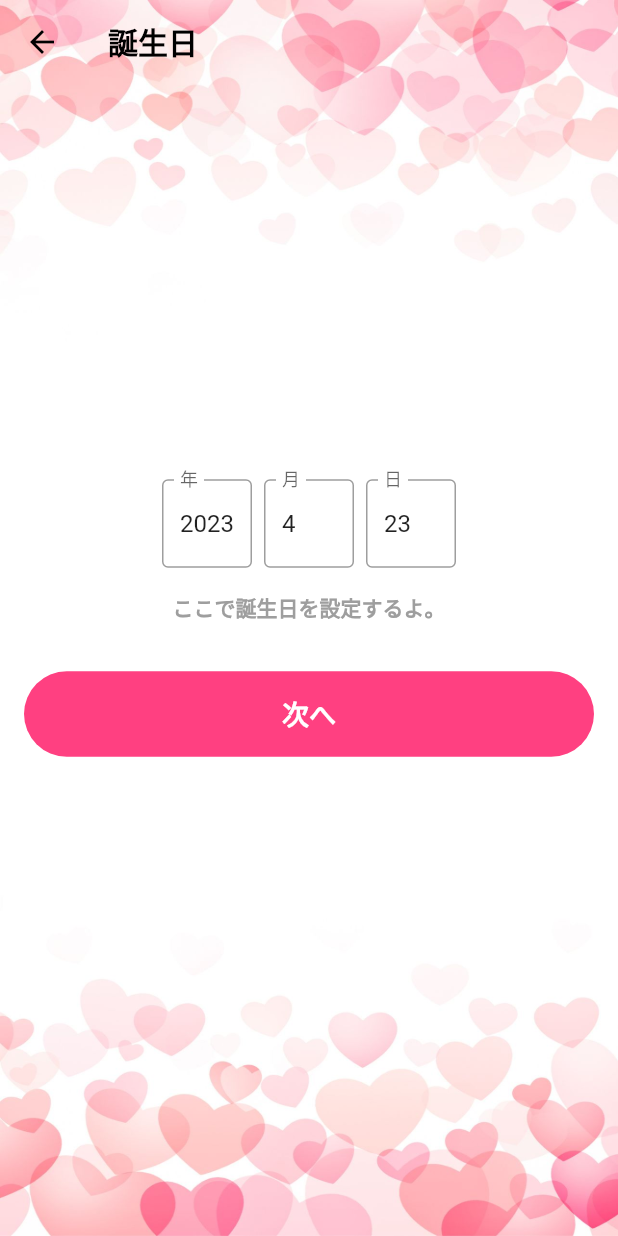
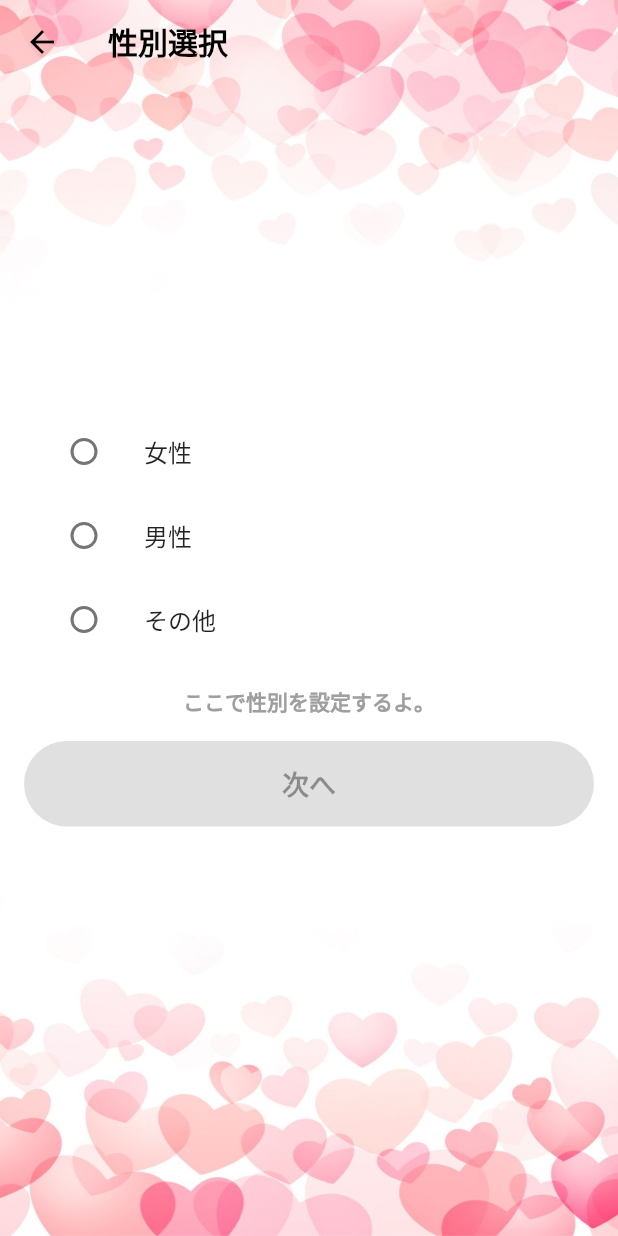
Before and after one commit to HirotakaUchishiba/koibana.ai, a Flutter app: the RegisterBirthdayScreen screen opened directly, after a tap on "次へ", on a phone screen of 412 x 824 dp. Run offline on Flutter 3.47's test engine with Material 2 defaults, Android fonts, the phone set to English and light mode, and no system bars; our stand-ins replace email_validator, flutter_riverpod, hooks_riverpod.

Commit message:
性別設定ページ作成

```diff
--- /dev/null
+++ b/client/lib/providers/user_sex_provider.dart
@@ -0,0 +1,11 @@
+import 'package:flutter_riverpod/flutter_riverpod.dart';
+
+class UserSex extends StateNotifier<String> {
+  UserSex() : super('');
+
+  void updateUserSex(String sex) {
+    state = sex;
+  }
+}
+
+final userSexProvider = StateNotifierProvider<UserSex, String>((ref) => UserSex());
--- a/client/lib/screens/register_birthday_screen/register_birthday_screen.dart
+++ b/client/lib/screens/register_birthday_screen/register_birthday_screen.dart
@@ -1,4 +1,5 @@
 import 'package:client/providers/birthday_provider.dart';
+import 'package:client/screens/register_sex_screen/register_sex_screen.dart';
 import 'package:flutter/material.dart';
 import 'package:flutter/services.dart';
 import 'package:hooks_riverpod/hooks_riverpod.dart';
@@ -73,7 +74,12 @@ class RegisterBirthdayScreen extends HookConsumerWidget {
                       ),
                     ),
                     onPressed: () {
-                      // Save birthday to Firebase and navigate to next screen
+                      Navigator.push(
+                              context,
+                              MaterialPageRoute(
+                                  builder: (context) =>
+                                      const RegisterSexScreen()),
+                            );
                     },
                     child: const Text('次へ'),
                   ),
--- /dev/null
+++ b/client/lib/screens/register_sex_screen/register_sex_screen.dart
@@ -0,0 +1,95 @@
+import 'package:client/providers/user_sex_provider.dart';
+import 'package:flutter/material.dart';
+import 'package:flutter_riverpod/flutter_riverpod.dart';
+
+class RegisterSexScreen extends StatelessWidget {
+  const RegisterSexScreen({Key? key}) : super(key: key);
+
+  @override
+  Widget build(BuildContext context) {
+    return Scaffold(
+      extendBodyBehindAppBar: true,
+      appBar: AppBar(
+        title: const Text('性別選択',
+            style: TextStyle(fontWeight: FontWeight.bold, color: Colors.black)),
+        iconTheme: const IconThemeData(color: Colors.black),
+        backgroundColor: Colors.transparent,
+        elevation: 0,
+      ),
+      body: Container(
+        decoration: const BoxDecoration(
+          image: DecorationImage(
+            image: AssetImage('images/background_image2.jpg'),
+            fit: BoxFit.fill,
+          ),
+        ),
+        child: Padding(
+          padding: const EdgeInsets.fromLTRB(16, 0, 16, 0),
+          child: Consumer(
+            builder: (context, ref, child) {
+              final userSex = ref.watch(userSexProvider);
+              return Column(
+                mainAxisAlignment: MainAxisAlignment.center,
+                children: [
+                  ListTile(
+                    title: const Text('女性'),
+                    leading: Radio<String>(
+                      value: 'Female',
+                      groupValue: userSex,
+                      onChanged: (value) =>
+                          ref.read(userSexProvider.notifier).state = value!,
+                    ),
+                  ),
+                  ListTile(
+                    title: const Text('男性'),
+                    leading: Radio<String>(
+                      value: 'Male',
+                      groupValue: userSex,
+                      onChanged: (value) =>
+                          ref.read(userSexProvider.notifier).state = value!,
+                    ),
+                  ),
+                  ListTile(
+                    title: const Text('その他'),
+                    leading: Radio<String>(
+                      value: 'Other',
+                      groupValue: userSex,
+                      onChanged: (value) =>
+                          ref.read(userSexProvider.notifier).state = value!,
+                    ),
+                  ),
+                  const SizedBox(height: 16),
+                  const Text('ここで性別を設定するよ。',
+                      style: TextStyle(
+                          fontWeight: FontWeight.bold, color: Colors.grey)),
+                  const SizedBox(height: 16),
+                  SizedBox(
+                    width: double.infinity,
+                    child: ElevatedButton(
+                      style: ElevatedButton.styleFrom(
+                        elevation: 0,
+                        foregroundColor: Colors.white,
+                        backgroundColor: Colors.pinkAccent,
+                        textStyle: const TextStyle(
+                          fontSize: 18,
+                          fontWeight: FontWeight.bold,
+                        ),
+                        padding: const EdgeInsets.symmetric(
+                            horizontal: 30, vertical: 15),
+                        shape: RoundedRectangleBorder(
+                          borderRadius: BorderRadius.circular(30),
+                        ),
+                      ),
+                      onPressed: userSex != "" ? () {} : null,
+                      child: const Text('次へ'),
+                    ),
+                  ),
+                ],
+              );
+            },
+          ),
+        ),
+      ),
+    );
+  }
+}
--- a/client/lib/screens/signup_screen/signup_screen.dart
+++ b/client/lib/screens/signup_screen/signup_screen.dart
@@ -1,10 +1,8 @@
 //Project import
+//Package import
+import 'package:client/screens/register_name_screen/register_name_screen.dart';
 import 'package:email_validator/email_validator.dart';
 import 'package:flutter/material.dart';
-
-//Package import
-import 'package:client/screens/register_name_screen/register_name_screen.dart';
-
 
 class SignupScreen extends StatefulWidget {
   const SignupScreen({super.key});
@@ -23,7 +21,9 @@ class _SignupScreenState extends State<SignupScreen> {
     return Scaffold(
       extendBodyBehindAppBar: true,
       appBar: AppBar(
-          title: const Text('新規登録',style: TextStyle(fontWeight: FontWeight.bold,color: Colors.black)),
+          title: const Text('新規登録',
+              style:
+                  TextStyle(fontWeight: FontWeight.bold, color: Colors.black)),
           iconTheme: const IconThemeData(color: Colors.black),
           backgroundColor: Colors.transparent,
           elevation: 0),
@@ -35,7 +35,7 @@ class _SignupScreenState extends State<SignupScreen> {
           ),
         ),
         child: Padding(
-          padding: const EdgeInsets.fromLTRB(16,0,16,0),
+          padding: const EdgeInsets.fromLTRB(16, 0, 16, 0),
           child: Column(
             mainAxisAlignment: MainAxisAlignment.center,
             children: [
@@ -48,13 +48,14 @@ class _SignupScreenState extends State<SignupScreen> {
                           border: OutlineInputBorder(),
                           labelText: 'メールアドレス',
                           focusedBorder: OutlineInputBorder(
-                              borderSide:
-                                  BorderSide(color: Colors.pinkAccent, width: 2))),
+                              borderSide: BorderSide(
+                                  color: Colors.pinkAccent, width: 2))),
                       keyboardType: TextInputType.emailAddress,
                       onChanged: (value) => _email = value,
-                      validator: (value) => !EmailValidator.validate(value ?? '')
-                          ? '有効なメールアドレスを入力してください'
-                          : null,
+                      validator: (value) =>
+                          !EmailValidator.validate(value ?? '')
+                              ? '有効なメールアドレスを入力してください'
+                              : null,
                     ),
                     const SizedBox(
                       height: 20,
@@ -64,8 +65,8 @@ class _SignupScreenState extends State<SignupScreen> {
                           border: OutlineInputBorder(),
                           labelText: 'パスワード',
                           focusedBorder: OutlineInputBorder(
-                              borderSide:
-                                  BorderSide(color: Colors.pinkAccent, width: 2))),
+                              borderSide: BorderSide(
+                                  color: Colors.pinkAccent, width: 2))),
                       obscureText: true,
                       onChanged: (value) => _password = value,
                       validator: (value) => (value == null || value.isEmpty)
@@ -93,9 +94,11 @@ class _SignupScreenState extends State<SignupScreen> {
                         onPressed: () {
                           if (_formKey.currentState!.validate()) {
                             Navigator.push(
-                  context,
-                  MaterialPageRoute(builder: (context) => RegisterNameScreen()),
-                );
+                              context,
+                              MaterialPageRoute(
+                                  builder: (context) =>
+                                      const RegisterNameScreen()),
+                            );
                           }
                         },
                         child: const Text('登録'),
```
